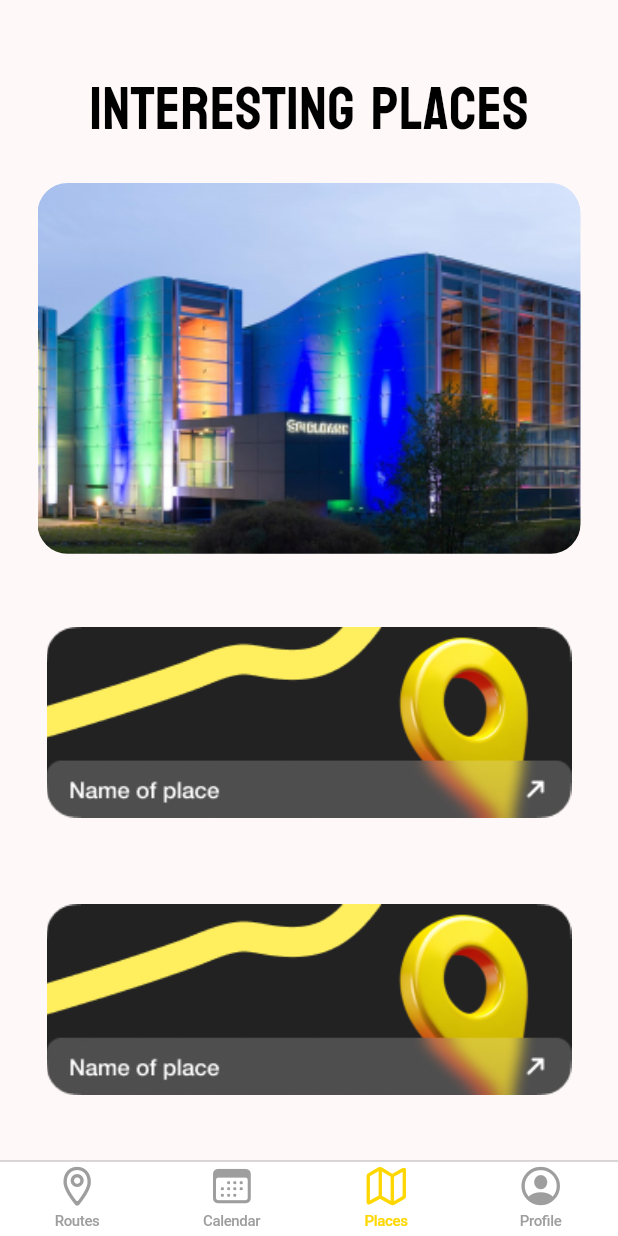
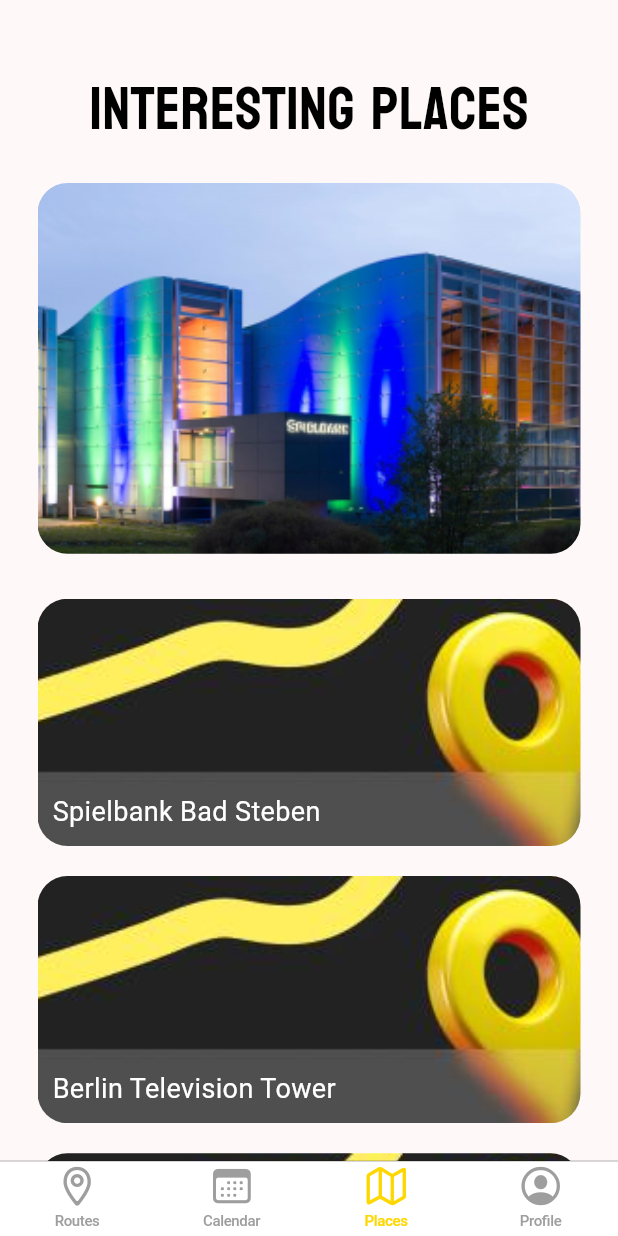
Before and after one commit to patt2005/way-to-bed-steben, a Flutter app: the screen it shows after launch, item 3 of the bottom bar chosen, on a phone screen of 412 x 824 dp. Run offline on Flutter 3.47's test engine with Material 3 defaults, Android fonts, the phone set to English and light mode, and no system bars; our stand-ins replace dio, geolocator, google_maps_flutter, image_picker.

Commit message:
pagina noua

```diff
--- /dev/null
+++ b/lib/models/route_article.dart
@@ -0,0 +1,41 @@
+class RouteArticle {
+  final String title;
+  final String content;
+
+  RouteArticle({required this.title, required this.content});
+}
+
+List<RouteArticle> articles = [
+  RouteArticle(
+      title: "Spielbank Bad Steben",
+      content:
+          "Alexander von Humboldt, unul dintre cei mai faimoși rezidenți ai orașului Bad Steben, ar fi fost probabil întristat de faptul că, în perioada sa de rezidență în această stațiune balneară (între 1792 și 1795), nu exista încă un cazinou. Marele om de știință ar fi putut fi atât de fascinat de lumea impresionantă a divertismentului, încât poate și-ar fi abandonat expedițiile științifice.\n\n"
+          "Astăzi, vizitatorii cazinoului din Bad Steben se pot bucura de o atmosferă stilată și spațioasă, experimentând emoțiile intense ale meselor de ruletă, poker sau blackjack și având la dispoziție o selecție largă de slot machines. Chiar și cele mai mici pariuri pot aduce satisfacții neașteptate, iar sloturile moderne oferă șansa de a-ți încerca norocul în condiții de primă clasă.\n\n"
+          "Pe lângă jocurile de noroc, cazinoul organizează și evenimente culturale. Pe scena CasinoLIVE au loc spectacole colorate, precum cabareturi și concerte, creând o atmosferă de neuitat și ridicând moralul vizitatorilor. Combinația dintre câștiguri și dans nu aduce doar adrenalină, ci și hormoni reali ai fericirii.\n\n"
+          "Gurmanzii vor descoperi aici adevărate delicii culinare: bucătarii cazinoului oferă preparate rafinate, atât din bucătăria locală, cât și din cea internațională, care pot cuceri gusturile oricărui cunoscător.\n\n"
+          "Cazinoul din Bad Steben te invită să îți petreci timpul într-un loc magnific, bucurându-te de jocuri captivante, capodopere gastronomice și momente de fericire autentică.\n"),
+  RouteArticle(
+      title: "Berlin Television Tower",
+      content:
+          "Turnul Televiziunii din Berlin, construit în 1969, este una dintre cele mai emblematice atracții turistice ale orașului și un simbol al modernității orașului reunificat. Cu o înălțime de 368 de metri, oferă o panoramă uimitoare asupra întregului oraș, fiind locul perfect pentru a admira peisajul urban al Berlinului. Vizitatorii pot urca la platforma de observație, situată la 203 metri, pentru a vedea principalele obiective din Berlin, precum Poarta Brandenburg, Insula Muzeelor și Catedrala din Berlin.\n\n"
+          "Un alt punct de atracție al turnului este restaurantul rotativ, situat chiar sub platforma de observație. În timp ce savurezi un prânz sau o cină rafinată, te poți bucura de o rotație completă a restaurantului în jurul axei sale, oferindu-ți o vedere de 360 de grade a orașului într-o atmosferă relaxantă. Turnul Televiziunii este nu doar o destinație turistică, ci și un simbol al ingineriei moderne și al viziunii de progres a Berlinului.\n\n"
+          "Istoria sa este strâns legată de perioada Războiului Rece, fiind construit de autoritățile est-germane ca o demonstrație a puterii și modernității regimului socialist. Astăzi, Turnul Televiziunii rămâne unul dintre cele mai vizitate obiective turistice din Germania și un loc de întâlnire între trecut și prezent.\n"),
+  RouteArticle(
+      title: "Brandenburg Gate",
+      content:
+          "Poarta Brandenburg este unul dintre cele mai recunoscute monumente din Berlin și din întreaga Germanie. Construită în stil neoclasic la sfârșitul secolului al XVIII-lea, aceasta a servit inițial ca simbol al păcii și al puterii Prusiei. Amplasată la marginea faimosului bulevard Unter den Linden, Poarta Brandenburg a fost martora unor evenimente istorice semnificative, de la intrarea lui Napoleon în Berlin, la Războiul Rece și căderea Zidului Berlinului.\n\n"
+          "După construirea Zidului Berlinului în 1961, Poarta a devenit un simbol al diviziunii orașului, fiind inaccesibilă atât pentru locuitorii din est, cât și pentru cei din vest. Însă, în 1989, când Zidul a căzut, Poarta Brandenburg a redevenit simbolul unificării și păcii, fiind un loc unde oamenii s-au reunit pentru a sărbători acest moment istoric.\n\n"
+          "Astăzi, Poarta Brandenburg este nu doar o atracție turistică importantă, ci și un simbol al unității și rezistenței. În fiecare an, milioane de turiști vin să o vadă și să participe la diverse evenimente culturale organizate în jurul său, fiind un punct central în viața culturală și istorică a Berlinului.\n"),
+  RouteArticle(
+      title: "Museum Island",
+      content:
+          "Insula Muzeelor din Berlin este un complex muzeal unic în lume, situat pe o insulă pe râul Spree. Acest complex găzduiește cinci dintre cele mai renumite muzee din Germania: Muzeul Pergamon, Altes Museum, Neues Museum, Alte Nationalgalerie și Bode Museum. Împreună, acestea acoperă o gamă largă de artefacte, de la antichități grecești și romane până la artă egipteană și germană din secolul al XIX-lea.\n\n"
+          "Pe Insula Muzeelor, vizitatorii pot explora comori neprețuite precum Altarul Pergamon, celebra Bustul Nefertiti și multe alte capodopere ale artei și istoriei umanității. Complexul este inclus în Patrimoniul Mondial UNESCO și este considerat unul dintre cele mai importante centre culturale din Europa.\n\n"
+          "Fiecare muzeu oferă o perspectivă unică asupra istoriei și civilizațiilor, făcând Insula Muzeelor o destinație obligatorie pentru oricine este interesat de artă și istorie. Restaurările recente au modernizat clădirile și au creat noi spații expoziționale, asigurând că acest complex cultural va rămâne un punct de atracție de prim rang pentru multe generații viitoare.\n"),
+  RouteArticle(
+      title: "Potsdamer Platz",
+      content:
+          "Potsdamer Platz este unul dintre cele mai vibrante și moderne cartiere din Berlin, un simbol al renașterii orașului după căderea Zidului Berlinului. Acest loc, care a fost complet distrus în timpul celui de-Al Doilea Război Mondial și a rămas un teren viran în perioada Războiului Rece, a renăscut spectaculos după reunificare.\n\n"
+          "În anii 1990, Potsdamer Platz a devenit un vast șantier de construcții, transformându-se într-un hub al modernității, cu zgârie-nori futuristici, centre comerciale, cinematografe și hoteluri de lux. Clădiri emblematice precum Sony Center sau Daimler City au devenit puncte de referință în arhitectura contemporană, atrăgând atât localnici, cât și turiști din întreaga lume.\n\n"
+          "Astăzi, Potsdamer Platz este un loc de întâlnire pentru locuitorii din Berlin, unde se desfășoară evenimente culturale majore, inclusiv Berlinale, festivalul internațional de film. Atmosfera sa vibrantă, plină de restaurante, cafenele și teatre, îl face un loc ideal pentru a experimenta spiritul dinamic și cosmopolit al Berlinului modern.\n"),
+];
--- a/lib/pages/place.dart
+++ b/lib/pages/place.dart
@@ -1,4 +1,5 @@
 import 'package:flutter/material.dart';
+import 'package:way_to_bed_steben/models/route_article.dart';
 import 'package:way_to_bed_steben/pages/place.spiel.bank.dart';
 import 'package:way_to_bed_steben/utils/utils.dart';
 
@@ -38,8 +39,6 @@
                   ],
                 ),
                 const SizedBox(height: 20),
-
-                // Imaginea principală
                 Container(
                   width: double.infinity,
                   height: size.height * 0.3,
@@ -52,16 +51,16 @@
                   ),
                 ),
                 const SizedBox(height: 10),
-
-                // Gesturile pentru a naviga
-                for (int i = 0; i < 3; i++) ...[
+                for (int i = 0; i < articles.length; i++) ...[
                   const SizedBox(height: 20),
                   GestureDetector(
                     onTap: () {
                       Navigator.push(
                         context,
                         MaterialPageRoute(
-                          builder: (context) => const Placespielbank(),
+                          builder: (context) => Placespielbank(
+                            article: articles[i],
+                          ),
                         ),
                       );
                     },
@@ -71,13 +70,28 @@
                       decoration: BoxDecoration(
                         borderRadius: BorderRadius.circular(20),
                         image: const DecorationImage(
-                          image: AssetImage("images/Frame 159.png"),
+                          image: AssetImage("images/frame123.jpg"),
+                          fit: BoxFit.cover,
                         ),
+                      ),
+                      child: Stack(
+                        children: [
+                          Positioned(
+                            left: 10,
+                            bottom: 10,
+                            child: Text(
+                              articles[i].title,
+                              style: const TextStyle(
+                                fontSize: 18,
+                                color: Colors.white,
+                              ),
+                            ),
+                          ),
+                        ],
                       ),
                     ),
                   ),
                 ],
-
                 SizedBox(height: size.height * 0.1),
               ],
             ),
```
Also changed, not shown: lib/pages/place.spiel.bank.dart (+18 -17 lines), images/Frame 159.png (deleted), images/frame123.jpg (added).
